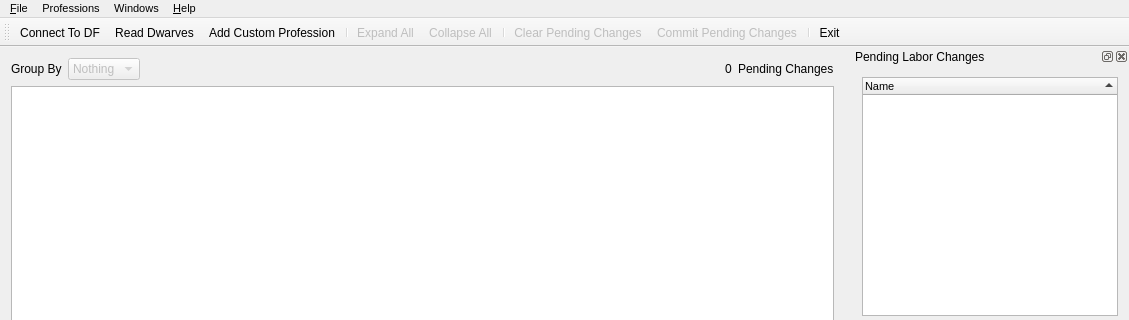
The window that ui/mainwindow.ui (BlessedHeretic/dwarf-therapist-1) describes before a commit, drawn with Qt 5; both pictures show x 0 to 1129 and y 0 to 320 of the 1129 by 747 pixel window.
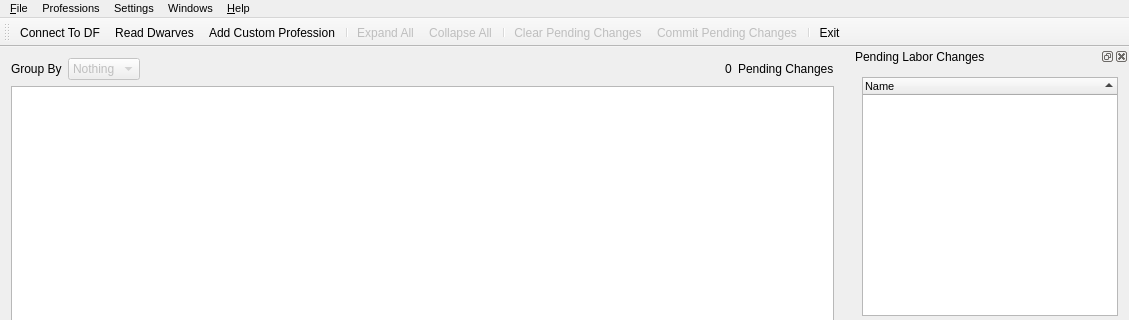
The same window after the commit. Icons and pictures are not drawn. Custom widgets are drawn as their Qt base class.

What changed in the file:
```diff
--- a/ui/mainwindow.ui
+++ b/ui/mainwindow.ui
@@ -206,8 +206,18 @@
     <addaction name="menuDocks"/>
     <addaction name="act_show_main_toolbar"/>
    </widget>
+   <widget class="QMenu" name="menuSettings">
+    <property name="title">
+     <string>Settings</string>
+    </property>
+    <addaction name="act_show_toolbutton_text"/>
+    <addaction name="act_keyboard_grid_focus"/>
+    <addaction name="act_single_click_labor_changes"/>
+    <addaction name="act_options"/>
+   </widget>
    <addaction name="menu_File"/>
    <addaction name="menuProfessions"/>
+   <addaction name="menuSettings"/>
    <addaction name="menuWindows"/>
    <addaction name="menu_Help"/>
   </widget>
```
Left out of the diff: 61 changed lines with no effect on the pictures.
